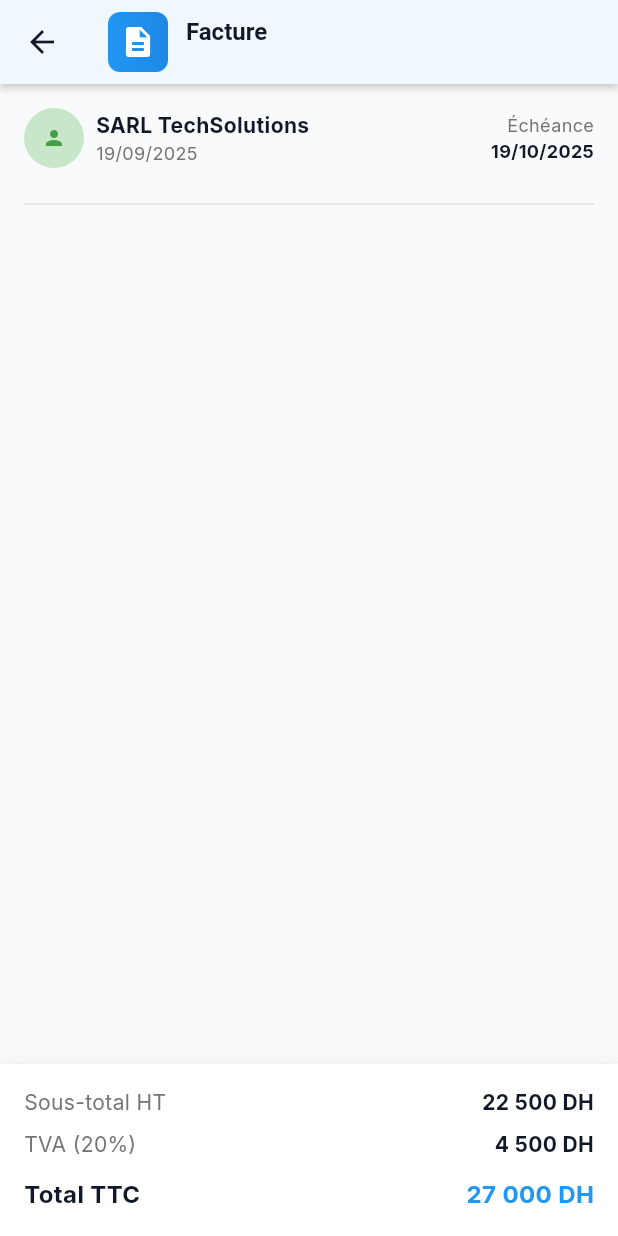
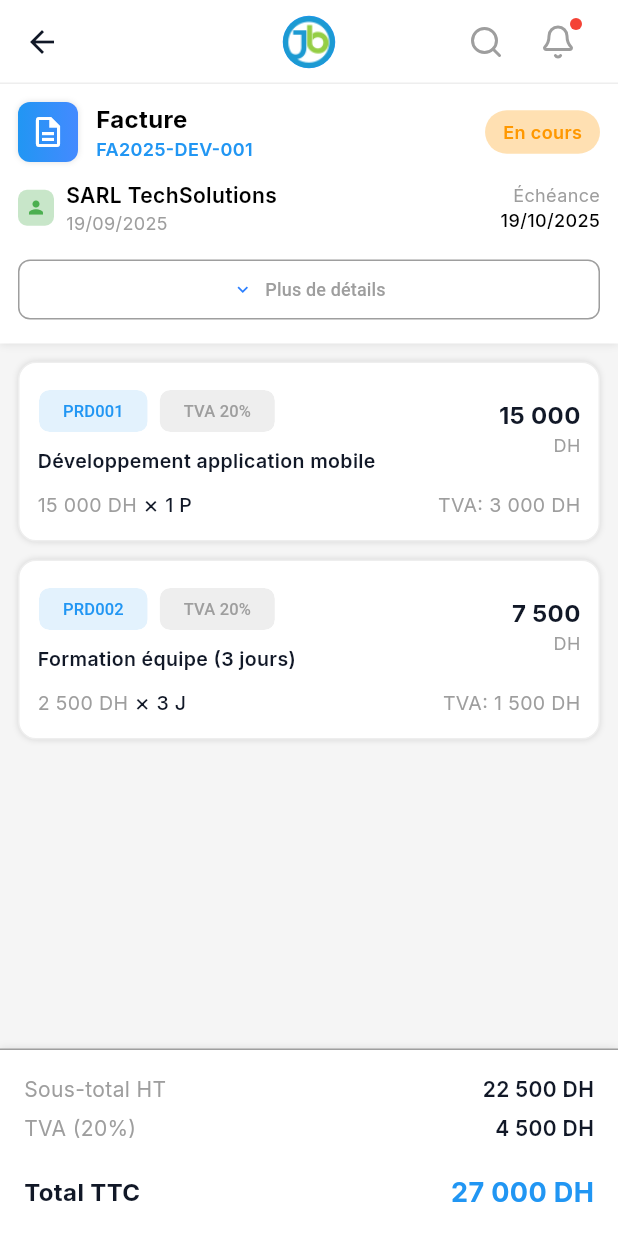
Before and after one commit to Sraq-Zit/jb-manager, a Flutter app: the DetailScreen screen opened directly with empty values, on a phone screen of 412 x 824 dp. Run offline on Flutter 3.47's test engine with Material 3 defaults, Android fonts, the phone set to English and light mode, and no system bars; our stand-ins replace fl_chart, flutter_secure_storage, fluttertoast, google_fonts, lucide_icons, permission_handler and 1 more; missing offline and left inert: themed; accounts and stored records are empty.

Commit message:
added document details

```diff
--- /dev/null
+++ b/lib/screens/detail.dart
@@ -0,0 +1,414 @@
+import 'package:flutter/material.dart';
+import 'package:jbmanager/screens/home.dart';
+
+class InvoiceItemCard extends StatelessWidget {
+  final String code;
+  final String title;
+  final String unitPrice;
+  final String quantity;
+  final String total;
+  final String tva;
+
+  const InvoiceItemCard({
+    super.key,
+    required this.code,
+    required this.title,
+    required this.unitPrice,
+    required this.quantity,
+    required this.total,
+    required this.tva,
+  });
+
+  @override
+  Widget build(BuildContext context) {
+    return Container(
+      padding: const EdgeInsets.all(12),
+      decoration: BoxDecoration(
+        color: Colors.white,
+        border: Border.all(color: Colors.grey[200]!),
+        borderRadius: BorderRadius.circular(12),
+        boxShadow: const [BoxShadow(color: Colors.black12, blurRadius: 3)],
+      ),
+      child: Column(
+        children: [
+          // Title + Total
+          Row(
+            mainAxisAlignment: MainAxisAlignment.spaceBetween,
+            children: [
+              // Left
+              Expanded(
+                child: Column(
+                  crossAxisAlignment: CrossAxisAlignment.start,
+                  children: [
+                    Wrap(
+                      spacing: 6,
+                      children: [
+                        Chip(
+                          label: Text(
+                            code,
+                            style: const TextStyle(
+                              fontSize: 11,
+                              color: Colors.blue,
+                            ),
+                          ),
+                          backgroundColor: Colors.blue[50],
+                          visualDensity: VisualDensity.compact,
+                        ),
+                        Chip(
+                          label: const Text(
+                            "TVA 20%",
+                            style: TextStyle(fontSize: 11, color: Colors.grey),
+                          ),
+                          backgroundColor: Colors.grey[200],
+                          visualDensity: VisualDensity.compact,
+                        ),
+                      ],
+                    ),
+                    const SizedBox(height: 4),
+                    Text(
+                      title,
+                      style: const TextStyle(
+                        fontSize: 13,
+                        fontWeight: FontWeight.w600,
+                      ),
+                    ),
+                  ],
+                ),
+              ),
+              // Right (Price)
+              Column(
+                crossAxisAlignment: CrossAxisAlignment.end,
+                children: [
+                  Text(
+                    total,
+                    style: const TextStyle(
+                      fontSize: 16,
+                      fontWeight: FontWeight.bold,
+                    ),
+                  ),
+                  const Text(
+                    "DH",
+                    style: TextStyle(fontSize: 12, color: Colors.grey),
+                  ),
+                ],
+              ),
+            ],
+          ),
+          const SizedBox(height: 8),
+          // Bottom
+          Row(
+            mainAxisAlignment: MainAxisAlignment.spaceBetween,
+            children: [
+              Row(
+                children: [
+                  Text(
+                    unitPrice,
+                    style: const TextStyle(fontSize: 13, color: Colors.grey),
+                  ),
+                  const SizedBox(width: 4),
+                  const Text("×"),
+                  const SizedBox(width: 4),
+                  Text(
+                    quantity,
+                    style: const TextStyle(
+                      fontSize: 13,
+                      fontWeight: FontWeight.w500,
+                    ),
+                  ),
+                ],
+              ),
+              Text(
+                "TVA: $tva",
+                style: const TextStyle(fontSize: 13, color: Colors.grey),
+              ),
+            ],
+          ),
+        ],
+      ),
+    );
+  }
+}
+
+class DetailScreen extends StatelessWidget {
+  final String documentId;
+
+  const DetailScreen({super.key, required this.documentId});
+
+  @override
+  Widget build(BuildContext context) {
+    return Scaffold(
+      appBar: buildAppBar(context),
+      backgroundColor: Colors.grey[100],
+      body: Padding(
+        padding: EdgeInsets.only(
+          bottom: MediaQuery.of(context).viewPadding.bottom,
+        ),
+        child: Column(
+          children: [
+            // ===== FIXED HEADER =====
+            Container(
+              padding: const EdgeInsets.all(12),
+              decoration: BoxDecoration(
+                color: Colors.white,
+                boxShadow: [
+                  BoxShadow(
+                    blurRadius: 4,
+                    color: Colors.black.withOpacity(0.1),
+                  ),
+                ],
+              ),
+              child: Column(
+                children: [
+                  // Top Row: Icon + Title + Status
+                  Row(
+                    mainAxisAlignment: MainAxisAlignment.spaceBetween,
+                    children: [
+                      Row(
+                        children: [
+                          Container(
+                            width: 40,
+                            height: 40,
+                            decoration: BoxDecoration(
+                              gradient: const LinearGradient(
+                                colors: [Colors.blue, Colors.blueAccent],
+                              ),
+                              borderRadius: BorderRadius.circular(8),
+                              boxShadow: const [
+                                BoxShadow(color: Colors.black12, blurRadius: 3),
+                              ],
+                            ),
+                            child: const Icon(
+                              Icons.description_outlined,
+                              color: Colors.white,
+                            ),
+                          ),
+                          const SizedBox(width: 12),
+                          Column(
+                            crossAxisAlignment: CrossAxisAlignment.start,
+                            children: const [
+                              Text(
+                                "Facture",
+                                style: TextStyle(
+                                  fontWeight: FontWeight.bold,
+                                  fontSize: 16,
+                                  color: Colors.black,
+                                ),
+                              ),
+                              Text(
+                                "FA2025-DEV-001",
+                                style: TextStyle(
+                                  fontSize: 12,
+                                  fontWeight: FontWeight.w600,
+                                  color: Colors.blue,
+                                ),
+                              ),
+                            ],
+                          ),
+                        ],
+                      ),
+                      Container(
+                        padding: const EdgeInsets.symmetric(
+                          horizontal: 12,
+                          vertical: 6,
+                        ),
+                        decoration: BoxDecoration(
+                          color: Colors.orange[100],
+                          borderRadius: BorderRadius.circular(50),
+                        ),
+                        child: const Text(
+                          "En cours",
+                          style: TextStyle(
+                            fontSize: 12,
+                            fontWeight: FontWeight.w600,
+                            color: Colors.orange,
+                          ),
+                        ),
+                      ),
+                    ],
+                  ),
+                  const SizedBox(height: 12),
+                  // Client Info + Dates
+                  Row(
+                    mainAxisAlignment: MainAxisAlignment.spaceBetween,
+                    children: [
+                      Row(
+                        children: [
+                          Container(
+                            width: 24,
+                            height: 24,
+                            decoration: BoxDecoration(
+                              color: Colors.green[100],
+                              borderRadius: BorderRadius.circular(6),
+                            ),
+                            child: const Icon(
+                              Icons.person,
+                              size: 14,
+                              color: Colors.green,
+                            ),
+                          ),
+                          const SizedBox(width: 8),
+                          Column(
+                            crossAxisAlignment: CrossAxisAlignment.start,
+                            children: const [
+                              Text(
+                                "SARL TechSolutions",
+                                style: TextStyle(
+                                  fontSize: 14,
+                                  fontWeight: FontWeight.w600,
+                                  color: Colors.black,
+                                ),
+                              ),
+                              Text(
+                                "19/09/2025",
+                                style: TextStyle(
+                                  fontSize: 12,
+                                  color: Colors.grey,
+                                ),
+                              ),
+                            ],
+                          ),
+                        ],
+                      ),
+                      Column(
+                        crossAxisAlignment: CrossAxisAlignment.end,
+                        children: const [
+                          Text(
+                            "Échéance",
+                            style: TextStyle(fontSize: 12, color: Colors.grey),
+                          ),
+                          Text(
+                            "19/10/2025",
+                            style: TextStyle(
+                              fontSize: 12,
+                              fontWeight: FontWeight.w500,
+                              color: Colors.black,
+                            ),
+                          ),
+                        ],
+                      ),
+                    ],
+                  ),
+                  const SizedBox(height: 12),
+                  // Details button
+                  SizedBox(
+                    width: double.infinity,
+                    child: OutlinedButton.icon(
+                      onPressed: () {},
+                      style: OutlinedButton.styleFrom(
+                        padding: const EdgeInsets.symmetric(vertical: 10),
+                        side: const BorderSide(color: Colors.grey),
+                        shape: RoundedRectangleBorder(
+                          borderRadius: BorderRadius.circular(8),
+                        ),
+                      ),
+                      icon: const Icon(Icons.expand_more, size: 14),
+                      label: const Text(
+                        "Plus de détails",
+                        style: TextStyle(fontSize: 12, color: Colors.grey),
+                      ),
+                    ),
+                  ),
+                ],
+              ),
+            ),
+
+            // ===== LIST ITEMS =====
+            Expanded(
+              child: ListView(
+                padding: const EdgeInsets.all(12),
+                children: const [
+                  InvoiceItemCard(
+                    code: "PRD001",
+                    title: "Développement application mobile",
+                    unitPrice: "15 000 DH",
+                    quantity: "1 P",
+                    total: "15 000",
+                    tva: "3 000 DH",
+                  ),
+                  SizedBox(height: 12),
+                  InvoiceItemCard(
+                    code: "PRD002",
+                    title: "Formation équipe (3 jours)",
+                    unitPrice: "2 500 DH",
+                    quantity: "3 J",
+                    total: "7 500",
+                    tva: "1 500 DH",
+                  ),
+                ],
+              ),
+            ),
+
+            // ===== FIXED FOOTER =====
+            Container(
+              decoration: const BoxDecoration(
+                color: Colors.white,
+                border: Border(top: BorderSide(color: Colors.grey)),
+                boxShadow: [BoxShadow(color: Colors.black12, blurRadius: 4)],
+              ),
+              padding: const EdgeInsets.all(16),
+              child: Column(
+                mainAxisSize: MainAxisSize.min,
+                children: [
+                  Row(
+                    mainAxisAlignment: MainAxisAlignment.spaceBetween,
+                    children: const [
+                      Text(
+                        "Sous-total HT",
+                        style: TextStyle(fontSize: 14, color: Colors.grey),
+                      ),
+                      Text(
+                        "22 500 DH",
+                        style: TextStyle(
+                          fontSize: 14,
+                          fontWeight: FontWeight.w600,
+                        ),
+                      ),
+                    ],
+                  ),
+                  const SizedBox(height: 6),
+                  Row(
+                    mainAxisAlignment: MainAxisAlignment.spaceBetween,
+                    children: const [
+                      Text(
+                        "TVA (20%)",
+                        style: TextStyle(fontSize: 14, color: Colors.grey),
+                      ),
+                      Text(
+                        "4 500 DH",
+                        style: TextStyle(
+                          fontSize: 14,
+                          fontWeight: FontWeight.w600,
+                        ),
+                      ),
+                    ],
+                  ),
+                  const Divider(height: 20),
+                  Row(
+                    mainAxisAlignment: MainAxisAlignment.spaceBetween,
+                    children: const [
+                      Text(
+                        "Total TTC",
+                        style: TextStyle(
+                          fontSize: 16,
+                          fontWeight: FontWeight.bold,
+                        ),
+                      ),
+                      Text(
+                        "27 000 DH",
+                        style: TextStyle(
+                          fontSize: 18,
+                          fontWeight: FontWeight.bold,
+                          color: Colors.blue,
+                        ),
+                      ),
+                    ],
+                  ),
+                ],
+              ),
+            ),
+          ],
+        ),
+      ),
+    );
+  }
+}
--- a/lib/screens/detail_screen.dart
+++ /dev/null
@@ -1,174 +0,0 @@
-import 'package:flutter/material.dart';
-
-class DetailScreen extends StatelessWidget {
-  final String documentId;
-
-  const DetailScreen({super.key, required this.documentId});
-
-  @override
-  Widget build(BuildContext context) {
-    return Scaffold(
-      appBar: AppBar(
-        title: Row(
-          children: [
-            Container(
-              width: 40,
-              height: 40,
-              decoration: BoxDecoration(
-                gradient: LinearGradient(
-                  colors: [
-                    Colors.blue.shade500,
-                    Colors.blue.shade600,
-                  ],
-                ),
-                borderRadius: BorderRadius.circular(8.0),
-              ),
-              child: Icon(
-                Icons.description,
-                color: Colors.white,
-              ),
-            ),
-            const SizedBox(width: 12),
-            Column(
-              crossAxisAlignment: CrossAxisAlignment.start,
-              children: [
-                Text(
-                  'Facture',
-                  style: TextStyle(
-                    fontSize: 16,
-                    fontWeight: FontWeight.bold,
-                  ),
-                ),
-                Text(
-                  documentId,
-                  style: TextStyle(
-                    fontSize: 12,
-                    color: Colors.blue,
-                    fontWeight: FontWeight.bold,
-                  ),
-                ),
-              ],
-            ),
-          ],
-        ),
-        backgroundColor: Colors.white,
-        elevation: 2,
-        shadowColor: Colors.grey.shade200,
-        automaticallyImplyLeading: true,
-      ),
-      body: SingleChildScrollView(
-        child: Padding(
-          padding: const EdgeInsets.all(16.0),
-          child: Column(
-            crossAxisAlignment: CrossAxisAlignment.start,
-            children: [
-              Row(
-                mainAxisAlignment: MainAxisAlignment.spaceBetween,
-                children: [
-                  Row(
-                    children: [
-                      CircleAvatar(
-                        backgroundColor: Colors.green.shade100,
-                        child: Icon(
-                          Icons.person,
-                          color: Colors.green.shade600,
-                          size: 16,
-                        ),
-                      ),
-                      const SizedBox(width: 8),
-                      Column(
-                        crossAxisAlignment: CrossAxisAlignment.start,
-                        children: [
-                          Text(
-                            'SARL TechSolutions',
-                            style: TextStyle(
-                              fontSize: 14,
-                              fontWeight: FontWeight.bold,
-                            ),
-                          ),
-                          Text(
-                            '19/09/2025',
-                            style: TextStyle(
-                              fontSize: 12,
-                              color: Colors.grey.shade600,
-                            ),
-                          ),
-                        ],
-                      ),
-                    ],
-                  ),
-                  Column(
-                    crossAxisAlignment: CrossAxisAlignment.end,
-                    children: [
-                      Text(
-                        'Échéance',
-                        style: TextStyle(
-                          fontSize: 12,
-                          color: Colors.grey.shade600,
-                        ),
-                      ),
-                      Text(
-                        '19/10/2025',
-                        style: TextStyle(
-                          fontSize: 12,
-                          fontWeight: FontWeight.bold,
-                        ),
-                      ),
-                    ],
-                  ),
-                ],
-              ),
-              const SizedBox(height: 16),
-              Divider(color: Colors.grey.shade300),
-              const SizedBox(height: 16),
-              // Add more components here to complete the design
-            ],
-          ),
-        ),
-      ),
-      bottomNavigationBar: Container(
-        padding: const EdgeInsets.all(16.0),
-        decoration: BoxDecoration(
-          color: Colors.white,
-          border: Border(
-            top: BorderSide(color: Colors.grey.shade200),
-          ),
-          boxShadow: [
-            BoxShadow(
-              color: Colors.grey.withOpacity(0.1),
-              blurRadius: 10,
-            ),
-          ],
-        ),
-        child: Column(
-          mainAxisSize: MainAxisSize.min,
-          children: [
-            Row(
-              mainAxisAlignment: MainAxisAlignment.spaceBetween,
-              children: [
-                Text('Sous-total HT', style: TextStyle(fontSize: 14, color: Colors.grey.shade600)),
-                Text('22 500 DH', style: TextStyle(fontSize: 14, fontWeight: FontWeight.bold)),
-              ],
-            ),
-            const SizedBox(height: 8),
-            Row(
-              mainAxisAlignment: MainAxisAlignment.spaceBetween,
-              children: [
-                Text('TVA (20%)', style: TextStyle(fontSize: 14, color: Colors.grey.shade600)),
-                Text('4 500 DH', style: TextStyle(fontSize: 14, fontWeight: FontWeight.bold)),
-              ],
-            ),
-            const SizedBox(height: 12),
-            Row(
-              mainAxisAlignment: MainAxisAlignment.spaceBetween,
-              children: [
-                Text('Total TTC', style: TextStyle(fontSize: 16, fontWeight: FontWeight.bold)),
-                Text('27 000 DH', style: TextStyle(fontSize: 16, color: Colors.blue, fontWeight: FontWeight.bold)),
-              ],
-            ),
-          ],
-        ),
-      ),
-    );
-  }
-}
```
Also changed, not shown: lib/pages/documents.dart (+8 -7 lines).
